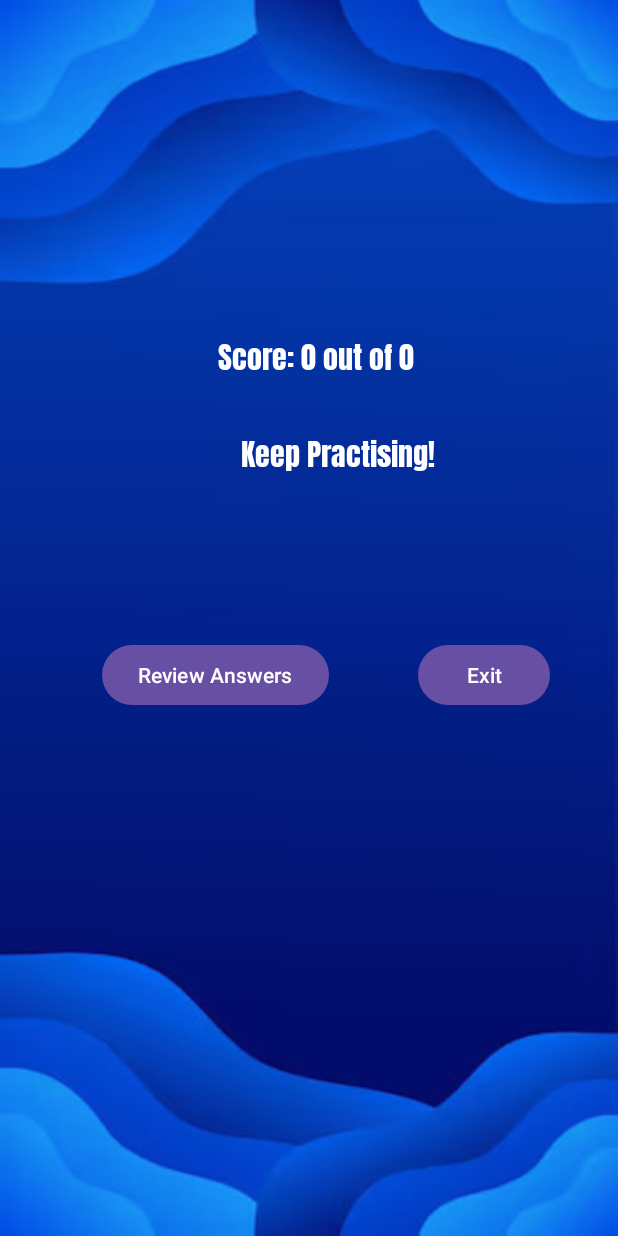
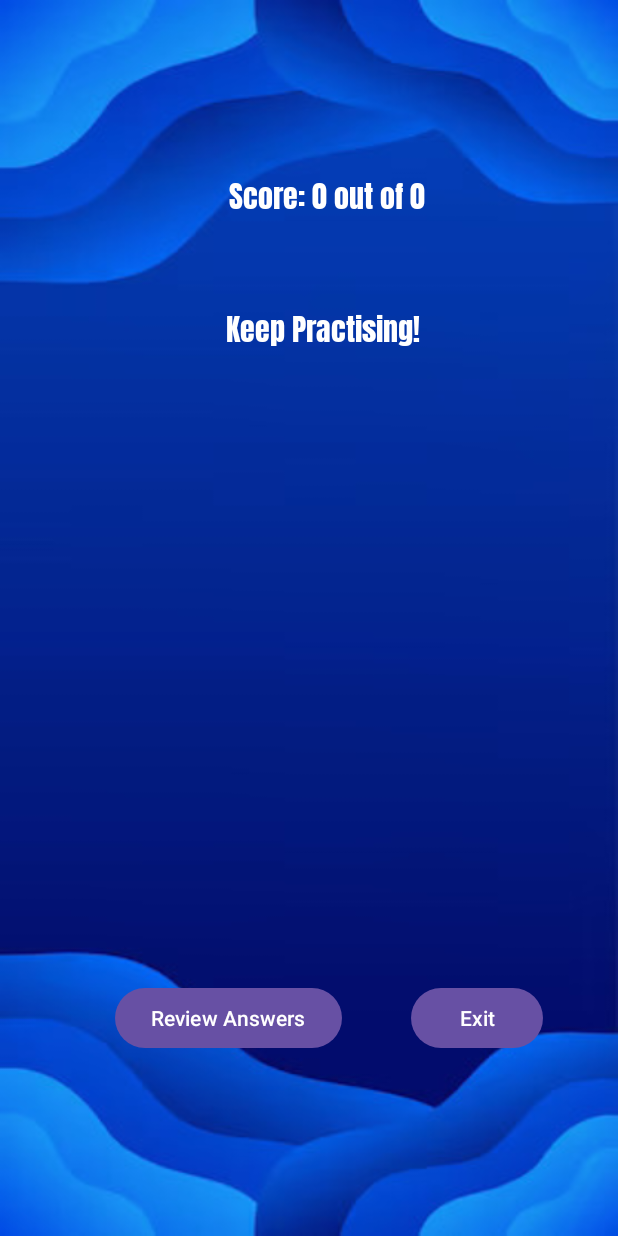
Before and after one commit to Taariq-Faker/Taariq-Faker-ST10479271-IMAD-ASSIGNEMENT-2, an Android app: the ScoreScreen screen opened directly, with no data from a screen before it, on a phone screen of 412 x 824 dp. Run offline under Robolectric (Android 15) with nearby library versions, the phone set to English and light mode, and no system bars.

Commit message:
-Added comments -Coded review button -changed ui design 16/05/25

```diff
--- a/app/src/main/java/vcmsa/ci/taariq_faker_st10479271_imad_assignement_2/ScoreScreen.kt
+++ b/app/src/main/java/vcmsa/ci/taariq_faker_st10479271_imad_assignement_2/ScoreScreen.kt
@@ -1,6 +1,7 @@
 package vcmsa.ci.taariq_faker_st10479271_imad_assignement_2
 
 import android.os.Bundle
+import android.view.View
 import android.widget.Button
 import android.widget.TextView
 import androidx.activity.enableEdgeToEdge
@@ -16,22 +17,27 @@ class ScoreScreen : AppCompatActivity() {
 
         val score=intent.getIntExtra("score",0)
         val total=intent.getIntExtra("total",0)
+        val questions = intent.getStringArrayExtra("Questions")
+        val answers=intent.getBooleanArrayExtra("Answer")
+        val userAnswers=intent.getBooleanArrayExtra("userAnswer")
+
+
+        val reviewTextView=findViewById<TextView>(R.id.reviewTextView)
         val scoreText=findViewById<TextView>(R.id.scoreText)
-        val feedbackText=findViewById<TextView>(R.id.feedbackText)
+        val feedbackTextView=findViewById<TextView>(R.id.feedbackText)
         val exitButton=findViewById<Button>(R.id.exitButton)
         val reviewButton=findViewById<Button>(R.id.reviewButton)
-        val questions=intent.getIntExtra("Questons",0)
-        val answer=intent.getIntExtra("Answer",0)
+
 
 
         scoreText.text="Score: $score out of $total"
 
 
         if (score >=3 ){
-            feedbackText.text="Great Job!"
+            feedbackTextView.text="Great Job!"
         }
         else{
-            feedbackText.text="Keep Practising!"
+            feedbackTextView.text="Keep Practising!"
         }
 
         exitButton.setOnClickListener {
@@ -41,15 +47,31 @@ class ScoreScreen : AppCompatActivity() {
 
         reviewButton.setOnClickListener {
 
+            if ( questions!= null && answers!=null && userAnswers!=null){
+
+                val reviewText=StringBuilder()
+                for (i in questions.indices )
+                {
+                    reviewText.append("Q${i +1}: ${questions [i]} \n")
+                    reviewText.append("Correct Answer: ${answers[i]}\n")
+                    reviewText.append("Your Answer: ${userAnswers[i]}\n \n ")
+
+
+                    scoreText.text=""
+                    feedbackTextView.text=""
+
+                }
+
+                reviewTextView.text=reviewText.toString()
+                reviewTextView.visibility= View.VISIBLE
+
+            }
+
 
 
         }
 
 
-        ViewCompat.setOnApplyWindowInsetsListener(findViewById(R.id.main)) { v, insets ->
-            val systemBars = insets.getInsets(WindowInsetsCompat.Type.systemBars())
-            v.setPadding(systemBars.left, systemBars.top, systemBars.right, systemBars.bottom)
-            insets
+
         }
     }
-}
--- a/app/src/main/res/layout/activity_score_screen.xml
+++ b/app/src/main/res/layout/activity_score_screen.xml
@@ -19,10 +19,10 @@
       android:textSize="20sp"
       app:layout_constraintBottom_toBottomOf="parent"
       app:layout_constraintEnd_toEndOf="parent"
-      app:layout_constraintHorizontal_bias="0.522"
+      app:layout_constraintHorizontal_bias="0.551"
       app:layout_constraintStart_toStartOf="parent"
       app:layout_constraintTop_toTopOf="parent"
-      app:layout_constraintVertical_bias="0.279" />
+      app:layout_constraintVertical_bias="0.142" />
 
   <TextView
       android:id="@+id/feedbackText"
@@ -35,10 +35,10 @@
       android:textSize="20sp"
       app:layout_constraintBottom_toBottomOf="parent"
       app:layout_constraintEnd_toEndOf="parent"
-      app:layout_constraintHorizontal_bias="0.588"
+      app:layout_constraintHorizontal_bias="0.544"
       app:layout_constraintStart_toStartOf="parent"
       app:layout_constraintTop_toTopOf="parent"
-      app:layout_constraintVertical_bias="0.361" />
+      app:layout_constraintVertical_bias="0.255" />
 
   <Button
       android:id="@+id/reviewButton"
@@ -47,10 +47,10 @@
       android:text="Review Answers"
       app:layout_constraintBottom_toBottomOf="parent"
       app:layout_constraintEnd_toEndOf="parent"
-      app:layout_constraintHorizontal_bias="0.262"
+      app:layout_constraintHorizontal_bias="0.293"
       app:layout_constraintStart_toStartOf="parent"
       app:layout_constraintTop_toTopOf="parent"
-      app:layout_constraintVertical_bias="0.549" />
+      app:layout_constraintVertical_bias="0.844" />
 
   <Button
       android:id="@+id/exitButton"
@@ -59,8 +59,22 @@
       android:text="Exit"
       app:layout_constraintBottom_toBottomOf="parent"
       app:layout_constraintEnd_toEndOf="parent"
-      app:layout_constraintHorizontal_bias="0.86"
+      app:layout_constraintHorizontal_bias="0.845"
       app:layout_constraintStart_toStartOf="parent"
       app:layout_constraintTop_toTopOf="parent"
-      app:layout_constraintVertical_bias="0.549" />
+      app:layout_constraintVertical_bias="0.844" />
+
+  <TextView
+      android:id="@+id/reviewTextView"
+      android:layout_width="307dp"
+      android:layout_height="500dp"
+      android:fontFamily="@font/anton"
+      android:textColor="@color/white"
+      android:textSize="14sp"
+      app:layout_constraintBottom_toBottomOf="parent"
+      app:layout_constraintEnd_toEndOf="parent"
+      app:layout_constraintHorizontal_bias="0.596"
+      app:layout_constraintStart_toStartOf="parent"
+      app:layout_constraintTop_toTopOf="parent"
+      app:layout_constraintVertical_bias="0.151" />
 </androidx.constraintlayout.widget.ConstraintLayout>
```
Also changed, not shown: app/src/main/java/vcmsa/ci/taariq_faker_st10479271_imad_assignement_2/FlashcardQuestionScreen.kt (+25 -29 lines).
